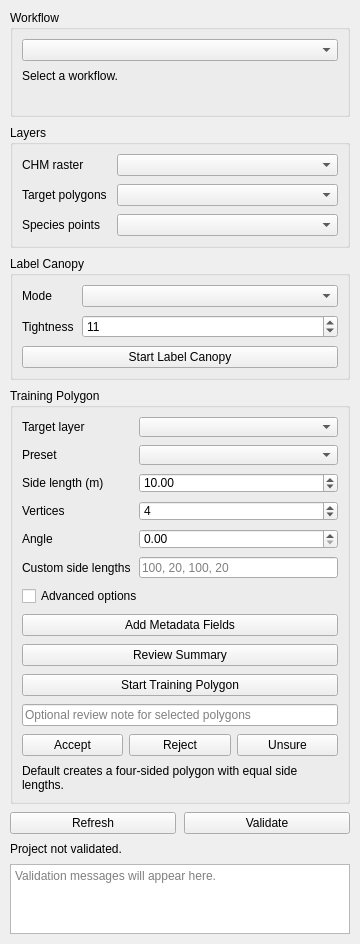
Old version of the form forest_labeler_dockwidget_base.ui in the repository sticholas/forestlabeler.
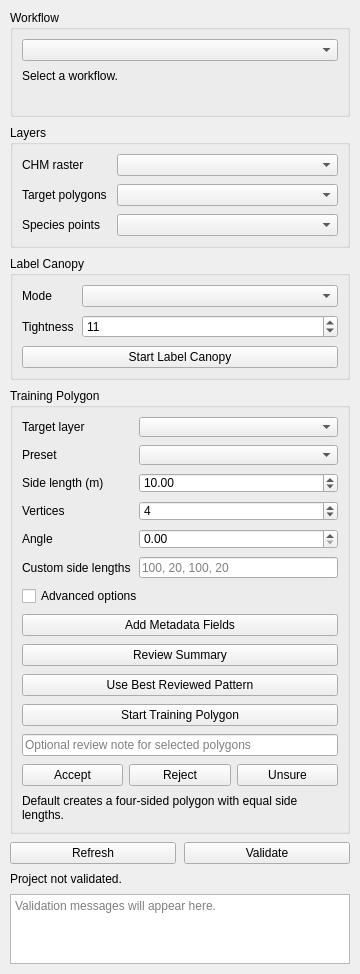
New version of the form.

Commit message: feat: apply best reviewed polygon pattern

The edit to the form file:
```diff
--- a/forest_labeler_dockwidget_base.ui
+++ b/forest_labeler_dockwidget_base.ui
@@ -291,6 +291,13 @@
          </property>
         </widget>
        </item>
+       <item>
+        <widget class="QPushButton" name="useBestTrainingPolygonPatternButton">
+         <property name="text">
+          <string>Use Best Reviewed Pattern</string>
+         </property>
+        </widget>
+       </item>
        <item>
         <widget class="QPushButton" name="activateTrainingShapeButton">
          <property name="text">
```
The commit also changes 5 other files.
